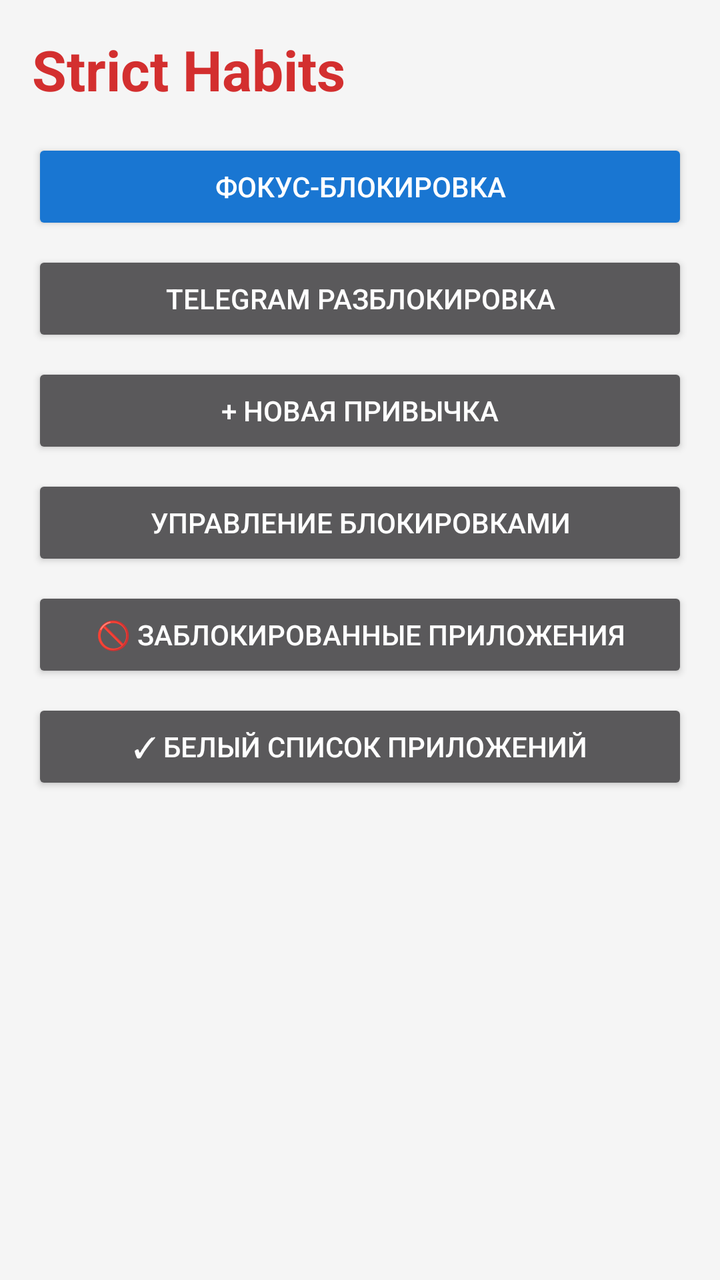
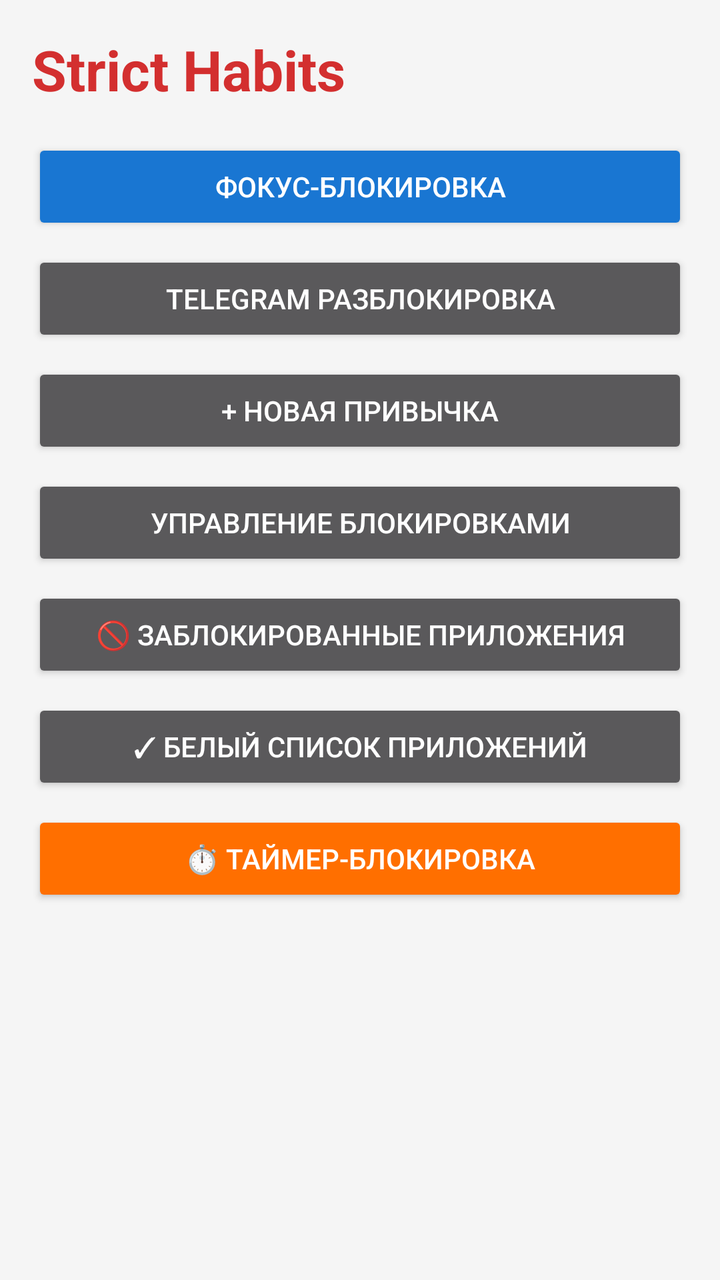

Before-and-after screenshots of an Android layout around one commit, followed by the original layout XML and the change that was made.
<!-- AndroidManifest.xml: application theme Theme.StrictHabitsApp -->
<!-- res/layout/activity_main.xml -->
<?xml version="1.0" encoding="utf-8"?>
<LinearLayout xmlns:android="http://schemas.android.com/apk/res/android"
    android:layout_width="match_parent"
    android:layout_height="match_parent"
    android:orientation="vertical"
    android:padding="16dp"
    android:background="#F5F5F5">

    <TextView
        android:layout_width="wrap_content"
        android:layout_height="wrap_content"
        android:text="Strict Habits"
        android:textSize="28sp"
        android:textStyle="bold"
        android:textColor="#D32F2F"
        android:layout_marginBottom="16dp"/>

    <Button
        android:id="@+id/btnFocusLock"
        android:layout_width="match_parent"
        android:layout_height="wrap_content"
        android:text="ФОКУС-БЛОКИРОВКА"
        android:backgroundTint="#1976D2"
        android:textColor="#FFFFFF"/>

    <Button
        android:id="@+id/btnTelegram"
        android:layout_width="match_parent"
        android:layout_height="wrap_content"
        android:layout_marginTop="8dp"
        android:text="Telegram разблокировка"/>

    <Button
        android:id="@+id/btnAddHabit"
        android:layout_width="match_parent"
        android:layout_height="wrap_content"
        android:layout_marginTop="8dp"
        android:text="+ Новая привычка"/>

    <Button
        android:id="@+id/btnManageBlocks"
        android:layout_width="match_parent"
        android:layout_height="wrap_content"
        android:layout_marginTop="8dp"
        android:text="Управление блокировками"/>

    <Button
        android:id="@+id/btnBlockedApps"
        android:layout_width="match_parent"
        android:layout_height="wrap_content"
        android:layout_marginTop="8dp"
        android:text="🚫 Заблокированные приложения"/>

    <Button
        android:id="@+id/btnWhitelistedApps"
        android:layout_width="match_parent"
        android:layout_height="wrap_content"
        android:layout_marginTop="8dp"
        android:text="✓ Белый список приложений"/>

    <Button
        android:id="@+id/btnRequestOverlay"
        android:layout_width="match_parent"
        android:layout_height="wrap_content"
        android:text="Разрешить поверх окон"
        android:layout_marginTop="8dp"
        android:visibility="gone" />

    <androidx.recyclerview.widget.RecyclerView
        android:id="@+id/habitsRecycler"
        android:layout_width="match_parent"
        android:layout_height="0dp"
        android:layout_weight="1"
        android:layout_marginTop="16dp"/>

</LinearLayout>
<!-- resources referenced by this layout -->
<resources>
  <style name="Theme.StrictHabitsApp" parent="Theme.AppCompat.NoActionBar">
          <item name="colorPrimary">#D32F2F</item>
          <item name="colorPrimaryDark">#B71C1C</item>
          <item name="colorAccent">#FF9800</item>
      </style>
</resources>

<!-- the commit's change to res/layout/activity_main.xml (unified diff, before → after) -->
@@ -59,6 +59,15 @@
         android:text="✓ Белый список приложений"/>
 
     <Button
+        android:id="@+id/btnTimerLock"
+        android:layout_width="match_parent"
+        android:layout_height="wrap_content"
+        android:layout_marginTop="8dp"
+        android:text="⏱️ Таймер-блокировка"
+        android:backgroundTint="#FF6F00"
+        android:textColor="#FFFFFF"/>
+
+    <Button
         android:id="@+id/btnRequestOverlay"
         android:layout_width="match_parent"
         android:layout_height="wrap_content"
